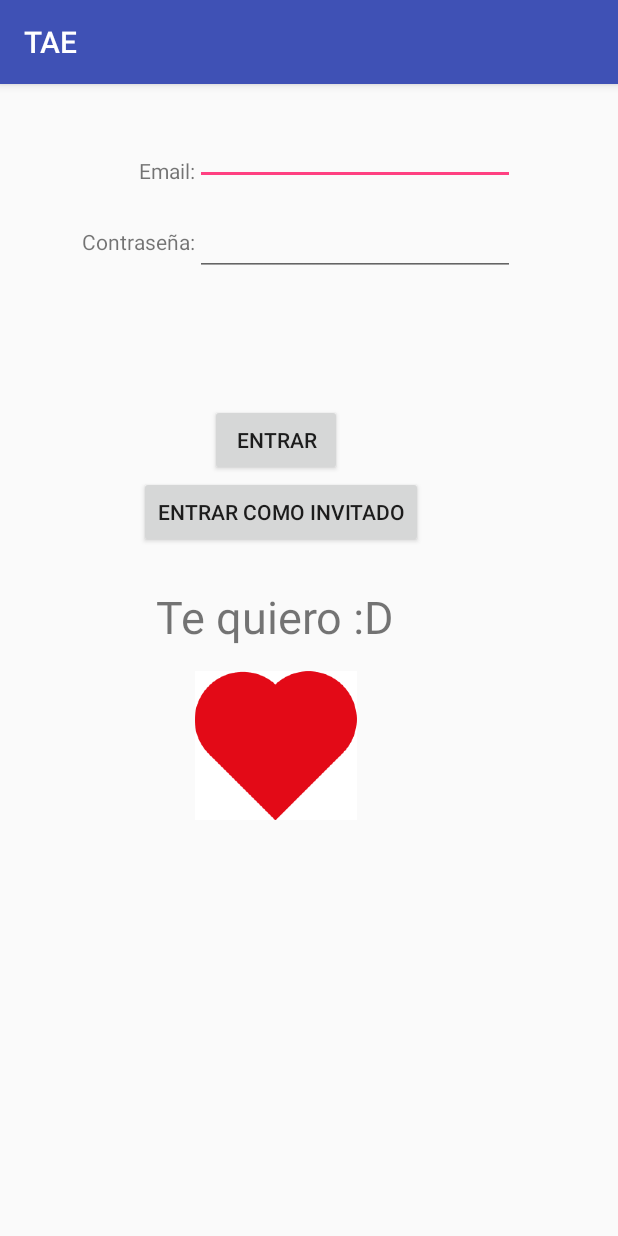
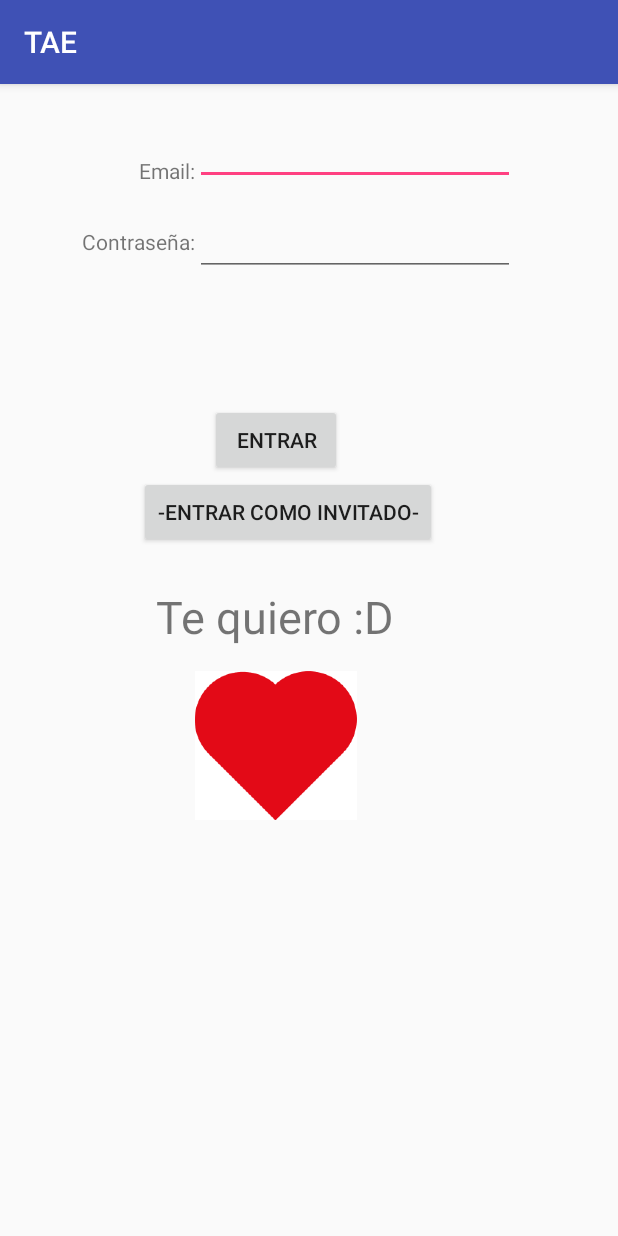
Before and after one commit to JessicaCaraballo/TAE_, an Android app: the screen it shows after launch (MainActivity), on a phone screen of 412 x 824 dp. Run offline under Robolectric (Android 15) with nearby library versions, the phone set to English and light mode, and no system bars.

Commit message:
Prueba funciona

```diff
--- a/app/src/main/res/layout/activity_main.xml
+++ b/app/src/main/res/layout/activity_main.xml
@@ -42,7 +42,7 @@
             android:layout_alignStart="@+id/textView2"
             android:layout_marginBottom="25dp"
             android:onClick="lanzarPrincipalActivity"
-            android:text="Entrar como invitado" />
+            android:text="-Entrar como invitado-" />
 
         <TextView
             android:id="@+id/textView2"
```
